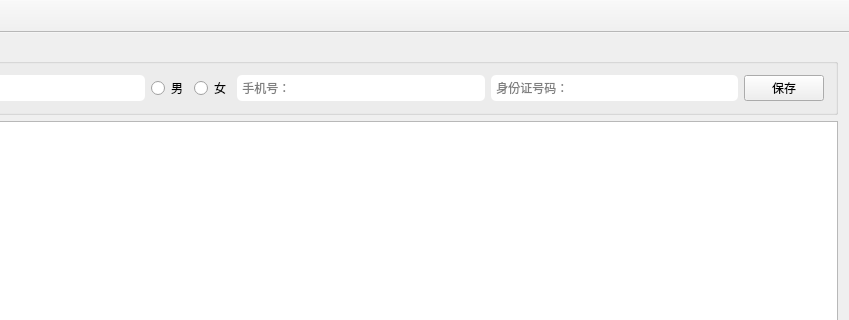
This is mainwindow.ui in crouse/Fee as Qt 5 draws it before an edit; both pictures show x 127 to 976 and y 0 to 320 of the 976 by 608 pixel window. The edited form follows.
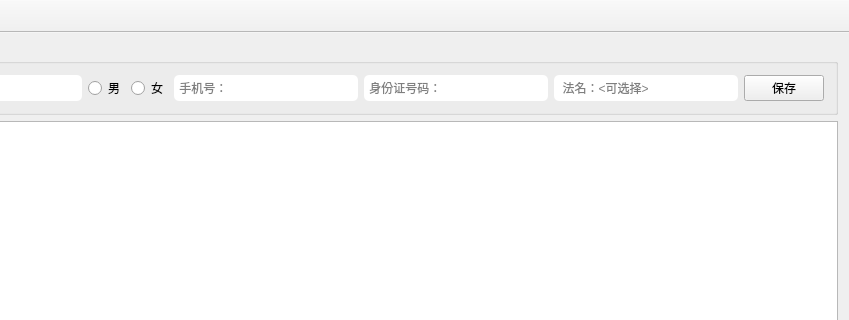
This is the edited form. Icons and pictures are not drawn.

Commit message: 添加name 自定义

Diff of the .ui file:
```diff
--- a/mainwindow.ui
+++ b/mainwindow.ui
@@ -122,6 +122,22 @@
          </property>
         </widget>
        </item>
+       <item>
+        <widget class="QLineEdit" name="lineEditFname">
+         <property name="sizePolicy">
+          <sizepolicy hsizetype="Expanding" vsizetype="Minimum">
+           <horstretch>0</horstretch>
+           <verstretch>0</verstretch>
+          </sizepolicy>
+         </property>
+         <property name="styleSheet">
+          <string notr="true">border-radius: 5px;</string>
+         </property>
+         <property name="placeholderText">
+          <string>  法名：&lt;可选择&gt;</string>
+         </property>
+        </widget>
+       </item>
        <item>
         <widget class="QPushButton" name="pushButtonSave">
          <property name="text">
```
The commit also changes 1 other file.
